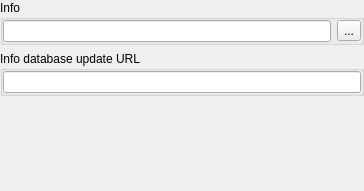
horsicq/XInfoDB, file xinfodboptionswidget.ui: the form before one commit.
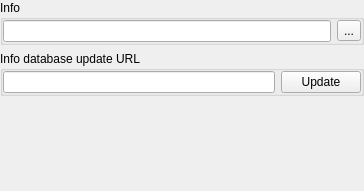
The form after the commit.

Commit message: feat: add network-dependent update button to info DB widget

Diff of the .ui file:
```diff
--- a/xinfodboptionswidget.ui
+++ b/xinfodboptionswidget.ui
@@ -111,6 +111,13 @@
           <item>
            <widget class="QLineEdit" name="lineEditInfoDatabaseUpdateUrl"/>
           </item>
+          <item>
+           <widget class="QPushButton" name="pushButtonUpdateInfoDatabase">
+            <property name="text">
+             <string>Update</string>
+            </property>
+           </widget>
+          </item>
          </layout>
         </widget>
        </item>
```
The commit also changes 2 other files.
